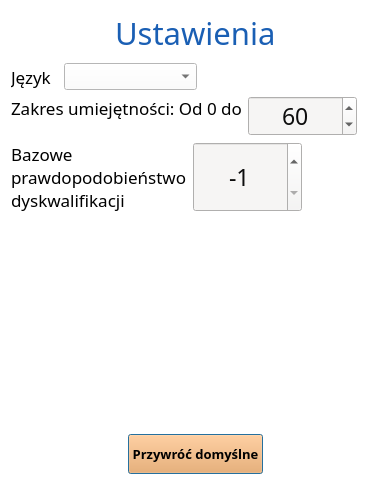
SiekamCebule/sj-sim, file source/UI/AppSettings/AppSettingsWindow.ui: the form before one commit.
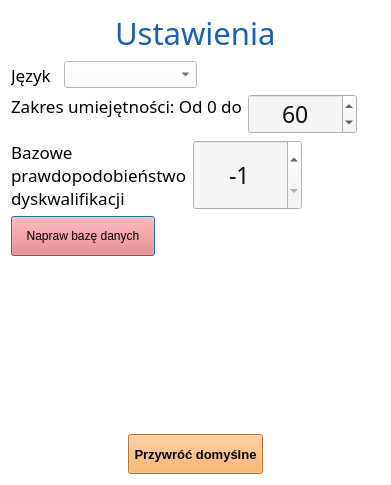
The form after the commit.

Commit message: Few fixes in calendar, database repair

Diff of the .ui file:
```diff
--- a/source/UI/AppSettings/AppSettingsWindow.ui
+++ b/source/UI/AppSettings/AppSettingsWindow.ui
@@ -310,6 +310,35 @@
      </item>
     </layout>
    </item>
+   <item>
+    <widget class="QPushButton" name="pushButton_repairDatabase">
+     <property name="minimumSize">
+      <size>
+       <width>144</width>
+       <height>40</height>
+      </size>
+     </property>
+     <property name="maximumSize">
+      <size>
+       <width>144</width>
+       <height>40</height>
+      </size>
+     </property>
+     <property name="whatsThis">
+      <string>Od nowa przypisuje ID dla każdego obiektu w globalnej bazie danych.
+Użyteczne kiedy chcemy przenieść bazę danych z wczesnych wersji.</string>
+     </property>
+     <property name="styleSheet">
+      <string notr="true">QPushButton{
+	background-color: rgb(255, 107, 109);
+	color: rgb(0, 0, 0);
+}</string>
+     </property>
+     <property name="text">
+      <string>Napraw bazę danych</string>
+     </property>
+    </widget>
+   </item>
    <item>
     <spacer name="verticalSpacer">
      <property name="orientation">
@@ -367,7 +396,7 @@
        </property>
        <property name="font">
         <font>
-         <family>Quicksand Medium</family>
+         <family>Segoe UI</family>
          <pointsize>10</pointsize>
          <bold>true</bold>
         </font>
```
The commit also changes 16 other files.
